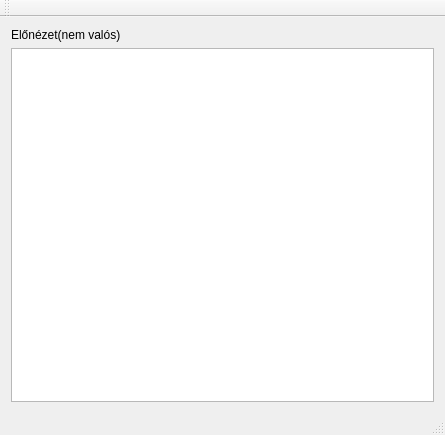
First picture: the form in src/mainwindow.ui, repository schonherz-matrix/shooter, before the edit.
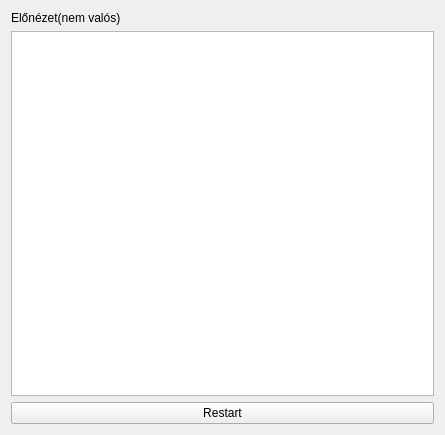
Second picture: the form after the edit.

Commit message: Add restart functionality

```diff
--- a/src/mainwindow.ui
+++ b/src/mainwindow.ui
@@ -32,27 +32,15 @@
       </property>
      </widget>
     </item>
+    <item>
+     <widget class="QPushButton" name="restartBtn">
+      <property name="text">
+       <string>Restart</string>
+      </property>
+     </widget>
+    </item>
    </layout>
   </widget>
-  <widget class="QMenuBar" name="menuBar">
-   <property name="geometry">
-    <rect>
-     <x>0</x>
-     <y>0</y>
-     <width>445</width>
-     <height>21</height>
-    </rect>
-   </property>
-  </widget>
-  <widget class="QToolBar" name="mainToolBar">
-   <attribute name="toolBarArea">
-    <enum>TopToolBarArea</enum>
-   </attribute>
-   <attribute name="toolBarBreak">
-    <bool>false</bool>
-   </attribute>
-  </widget>
-  <widget class="QStatusBar" name="statusBar"/>
  </widget>
  <layoutdefault spacing="6" margin="11"/>
  <resources/>
```
Left out of the diff: 22 changed lines with no effect on the pictures. The commit also changes 3 other files.
